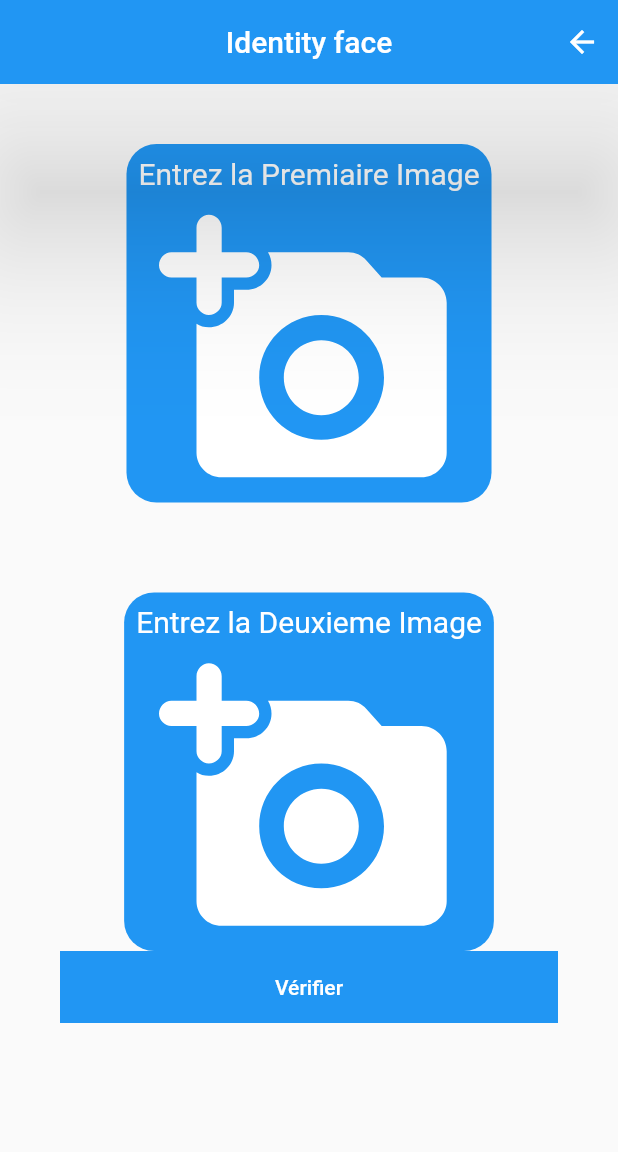
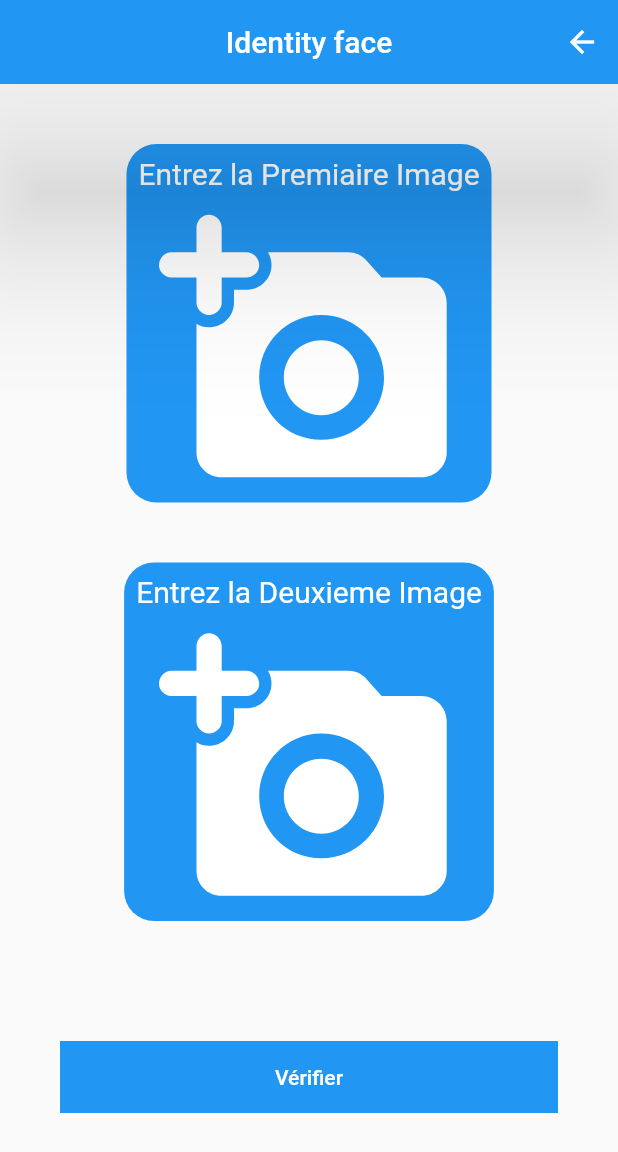
Before and after one commit to mhdabdellah/flutter-firebase_ml, a Flutter app: the MyHomePage screen opened directly, on a phone screen of 412 x 824 dp. Shown: the top 1152 px of the screen. Run offline on Flutter 3.47's test engine with Material 2 defaults, Android fonts, the phone set to English and light mode, and no system bars; our stand-ins replace firebase_core, firebase_database, firebase_storage, image_picker; missing offline and left inert: flutter_face_api, tflite_flutter; accounts and stored records are empty.

Commit message:
last changes

```diff
--- a/lib/src/home_page.dart
+++ b/lib/src/home_page.dart
@@ -174,7 +174,7 @@ class _MyHomePageState extends State<MyHomePage> {
                   )
                 ),
                 SizedBox(
-                      height: 60.0,
+                      height: 40.0,
                     ),
                 InkWell(
                   onTap: () async {
@@ -230,6 +230,9 @@ class _MyHomePageState extends State<MyHomePage> {
                     )
                   )
                 ),
+                SizedBox(
+                      height: 40.0,
+                    ),
                 resultprediction != null ?
                 Container(
                   child: Text(resultprediction!,
@@ -240,6 +243,9 @@ class _MyHomePageState extends State<MyHomePage> {
                   ),
                 ):Container(
                 ),
+                SizedBox(
+                      height: 40.0,
+                    ),
                 Container(
                     width: double.infinity,
                     color: Colors.blue,
--- a/lib/src/piontage.dart
+++ b/lib/src/piontage.dart
@@ -131,6 +131,9 @@ class _PointageState extends State<Pointage> {
                       }catch(e){
                         print(e);
                       }
+                      setState(() {
+                        imageFile = null;
+                      });
 
                     },
                     child: Text(
--- a/lib/src/signup.dart
+++ b/lib/src/signup.dart
@@ -200,6 +200,11 @@ class _SignupState extends State<Signup> {
                       }catch(e){
                         print(e);
                       }
+                      setState(() {
+                        imageFile = null;
+                        userNameController.text = '';
+                        userPhoneController.text = '';
+                      });
 
                     },
                     child: Text(
```
